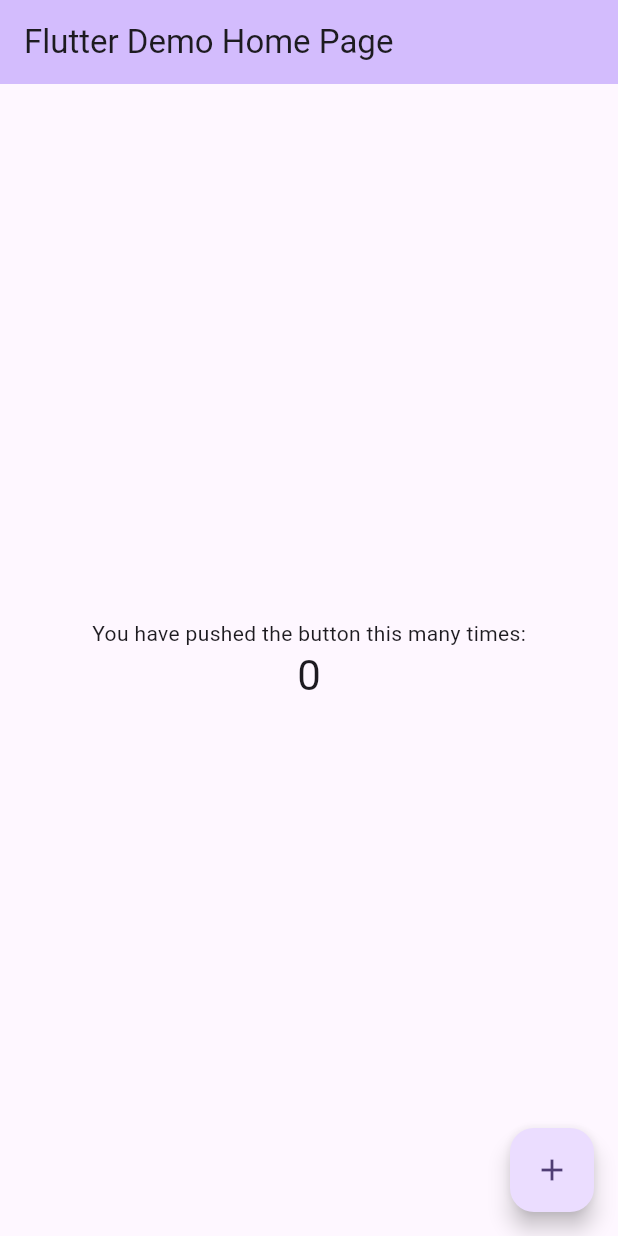
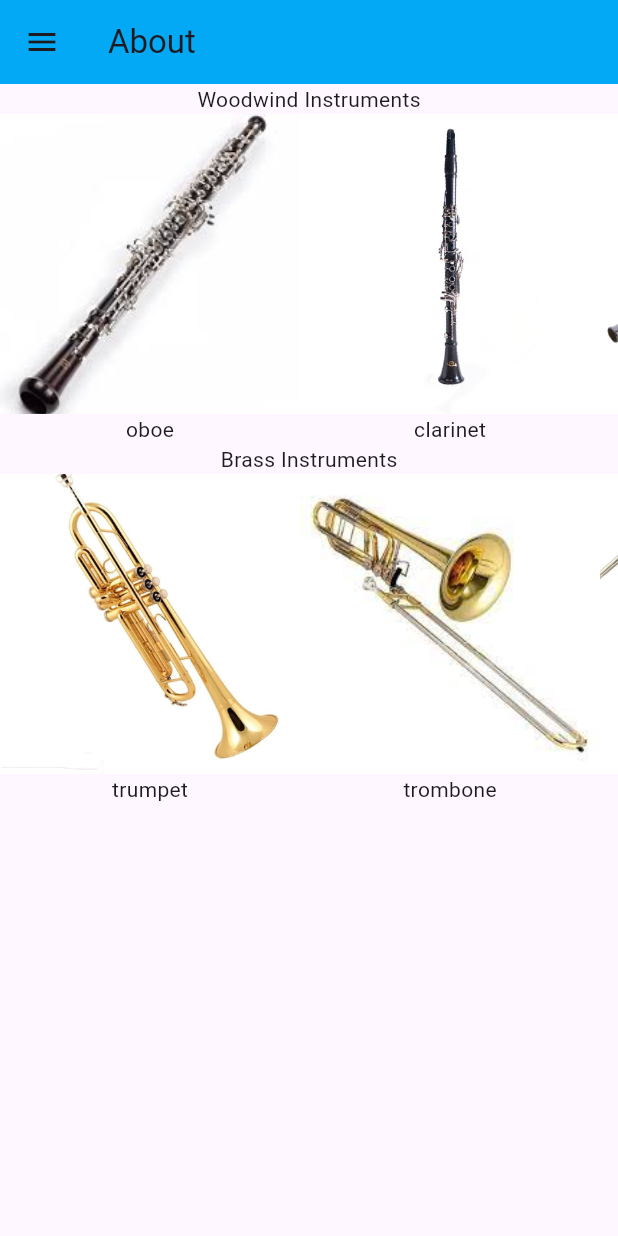
Before and after one commit to henry0523ho/flutter_homework1, a Flutter app: the screen it shows after launch, on a phone screen of 412 x 824 dp. Run offline on Flutter 3.47's test engine with Material 3 defaults, Android fonts, the phone set to English and light mode, and no system bars.

Commit message:
NB commit

```diff
--- a/lib/main.dart
+++ b/lib/main.dart
@@ -6,120 +6,129 @@ void main() {
 
 class MyApp extends StatelessWidget {
   const MyApp({super.key});
-
-  // This widget is the root of your application.
   @override
   Widget build(BuildContext context) {
-    return MaterialApp(
-      title: 'Flutter Demo',
-      theme: ThemeData(
-        // This is the theme of your application.
-        //
-        // TRY THIS: Try running your application with "flutter run". You'll see
-        // the application has a purple toolbar. Then, without quitting the app,
-        // try changing the seedColor in the colorScheme below to Colors.green
-        // and then invoke "hot reload" (save your changes or press the "hot
-        // reload" button in a Flutter-supported IDE, or press "r" if you used
-        // the command line to start the app).
-        //
-        // Notice that the counter didn't reset back to zero; the application
-        // state is not lost during the reload. To reset the state, use hot
-        // restart instead.
-        //
-        // This works for code too, not just values: Most code changes can be
-        // tested with just a hot reload.
-        colorScheme: ColorScheme.fromSeed(seedColor: Colors.deepPurple),
-        useMaterial3: true,
-      ),
-      home: const MyHomePage(title: 'Flutter Demo Home Page'),
+    return const MaterialApp(
+      home: MyHomePage(),
     );
   }
 }
 
-class MyHomePage extends StatefulWidget {
-  const MyHomePage({super.key, required this.title});
-
-  // This widget is the home page of your application. It is stateful, meaning
-  // that it has a State object (defined below) that contains fields that affect
-  // how it looks.
-
-  // This class is the configuration for the state. It holds the values (in this
-  // case the title) provided by the parent (in this case the App widget) and
-  // used by the build method of the State. Fields in a Widget subclass are
-  // always marked "final".
-
-  final String title;
-
-  @override
-  State<MyHomePage> createState() => _MyHomePageState();
-}
-
-class _MyHomePageState extends State<MyHomePage> {
-  int _counter = 0;
-
-  void _incrementCounter() {
-    setState(() {
-      // This call to setState tells the Flutter framework that something has
-      // changed in this State, which causes it to rerun the build method below
-      // so that the display can reflect the updated values. If we changed
-      // _counter without calling setState(), then the build method would not be
-      // called again, and so nothing would appear to happen.
-      _counter++;
-    });
-  }
-
+class TopBar extends StatelessWidget {
+  const TopBar({super.key});
   @override
   Widget build(BuildContext context) {
-    // This method is rerun every time setState is called, for instance as done
-    // by the _incrementCounter method above.
-    //
-    // The Flutter framework has been optimized to make rerunning build methods
-    // fast, so that you can just rebuild anything that needs updating rather
-    // than having to individually change instances of widgets.
-    return Scaffold(
-      appBar: AppBar(
-        // TRY THIS: Try changing the color here to a specific color (to
-        // Colors.amber, perhaps?) and trigger a hot reload to see the AppBar
-        // change color while the other colors stay the same.
-        backgroundColor: Theme.of(context).colorScheme.inversePrimary,
-        // Here we take the value from the MyHomePage object that was created by
-        // the App.build method, and use it to set our appbar title.
-        title: Text(widget.title),
-      ),
-      body: Center(
-        // Center is a layout widget. It takes a single child and positions it
-        // in the middle of the parent.
-        child: Column(
-          // Column is also a layout widget. It takes a list of children and
-          // arranges them vertically. By default, it sizes itself to fit its
-          // children horizontally, and tries to be as tall as its parent.
-          //
-          // Column has various properties to control how it sizes itself and
-          // how it positions its children. Here we use mainAxisAlignment to
-          // center the children vertically; the main axis here is the vertical
-          // axis because Columns are vertical (the cross axis would be
-          // horizontal).
-          //
-          // TRY THIS: Invoke "debug painting" (choose the "Toggle Debug Paint"
-          // action in the IDE, or press "p" in the console), to see the
-          // wireframe for each widget.
-          mainAxisAlignment: MainAxisAlignment.center,
-          children: <Widget>[
-            const Text(
-              'You have pushed the button this many times:',
-            ),
-            Text(
-              '$_counter',
-              style: Theme.of(context).textTheme.headlineMedium,
-            ),
-          ],
-        ),
-      ),
-      floatingActionButton: FloatingActionButton(
-        onPressed: _incrementCounter,
-        tooltip: 'Increment',
-        child: const Icon(Icons.add),
-      ), // This trailing comma makes auto-formatting nicer for build methods.
+    return AppBar(
+      backgroundColor: Colors.lightBlue[500],
+      title: const Text('About'),
+      leading: const Icon(Icons.menu),
     );
   }
 }
+
+class MyHomePage extends StatelessWidget {
+  const MyHomePage({super.key});
+  @override
+  Widget build(BuildContext context) {
+    return Scaffold(
+        appBar: AppBar(
+          backgroundColor: Colors.lightBlue[500],
+          title: const Text('About'),
+          leading: const Icon(Icons.menu),
+        ),
+        body: const SingleChildScrollView(
+          child: Column(
+            children: <Widget>[
+              Text(
+                'Woodwind Instruments',
+              ),
+              ContentRow(items: ["oboe", "clarinet", "flute"]),
+              Text(
+                'Brass Instruments',
+              ),
+              ContentRow(items: ["trumpet", "trombone", "frenchHorn","euphonium","tuba"]),
+            ],
+          ),
+        ));
+  }
+}
+
+class ContentRow extends StatelessWidget {
+  const ContentRow({super.key, required this.items});
+  final List<String> items;
+  @override
+  Widget build(BuildContext context) {
+    return SingleChildScrollView(
+      scrollDirection: Axis.horizontal,
+      child: Row(
+        children: <Widget>[for (var item in items) RowItem(title: item)],
+      ),
+    );
+  }
+}
+
+class RowItem extends StatelessWidget {
+  const RowItem({super.key, required this.title});
+  final String title;
+  @override
+  Widget build(BuildContext context) {
+    return Column(
+      children: <Widget>[
+        Image(
+          image: AssetImage('assets/$title.jpg'),
+          height: 200,
+          width: 200,
+          fit: BoxFit.cover,
+        ),
+        Text(title),
+      ],
+    );
+  }
+}
+
+// class MyHomePage extends StatefulWidget {
+//   const MyHomePage({super.key, required this.title});
+//   final String title;
+
+//   @override
+//   State<MyHomePage> createState() => _MyHomePageState();
+// }
+
+// class _MyHomePageState extends State<MyHomePage> {
+//   int _counter = 0;
+
+//   void _incrementCounter() {
+//     setState(() {
+//       _counter=_counter*_counter;
+//     });
+//   }
+
+//   @override
+//   Widget build(BuildContext context) {
+//     return Scaffold(
+//       appBar: AppBar(
+//         backgroundColor: Theme.of(context).colorScheme.inversePrimary,
+//         title: Text(widget.title),
+//       ),
+//       body: Center(
+//         child: Column(
+//           mainAxisAlignment: MainAxisAlignment.center,
+//           children: <Widget>[
+//             const Text(
+//               'You have pushed the button this many times:',
+//             ),
+//             Text(
+//               '$_counter',
+//               style: Theme.of(context).textTheme.headlineMedium,
+//             ),
+//           ],
+//         ),
+//       ),
+//       floatingActionButton: FloatingActionButton(
+//         onPressed: _incrementCounter,
+//         tooltip: 'Increment',
+//         child: const Icon(Icons.add),
+//       ),
+//     );
+//   }
+// }
--- a/pubspec.yaml
+++ b/pubspec.yaml
@@ -52,14 +52,14 @@ dev_dependencies:
 
 # The following section is specific to Flutter packages.
 flutter:
-
   # The following line ensures that the Material Icons font is
   # included with your application, so that you can use the icons in
   # the material Icons class.
   uses-material-design: true
 
   # To add assets to your application, add an assets section, like this:
-  # assets:
+  assets:
+    - assets/
   #   - images/a_dot_burr.jpeg
   #   - images/a_dot_ham.jpeg
 
```
Also changed, not shown: assets/clarinet.jpg (added), assets/euphonium.jpg (added), assets/flute.jpg (added), assets/frenchHorn.jpg (added), assets/oboe.jpg (added), assets/trombone.jpg (added), assets/trumpet.jpg (added), assets/tuba.jpg (added).
